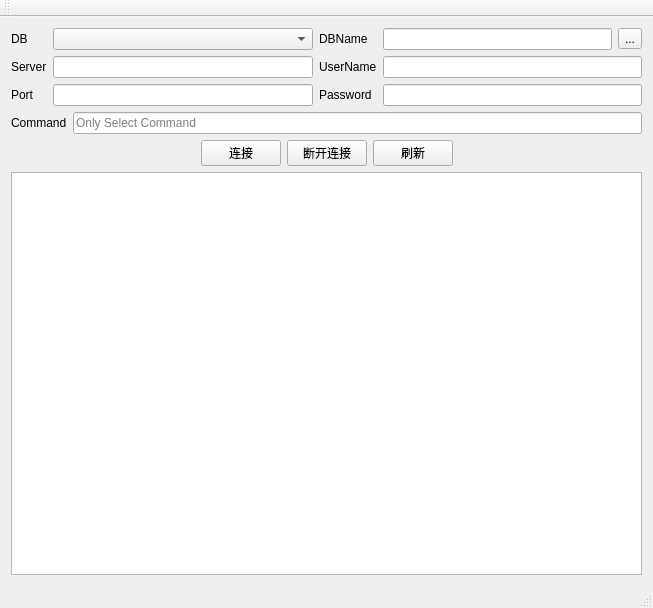
This is mainwindow.ui in LeisureLinux/QtSQLTest as Qt 5 draws it before an edit. The edited form follows.
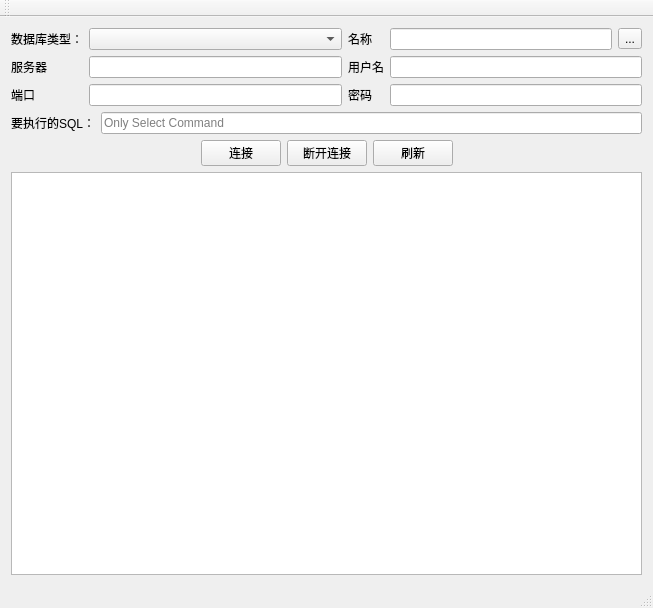
This is the edited form.

Patch:
```diff
--- a/mainwindow.ui
+++ b/mainwindow.ui
@@ -20,7 +20,7 @@
       <item row="0" column="0">
        <widget class="QLabel" name="label_3">
         <property name="text">
-         <string>DB</string>
+         <string>数据库类型：</string>
         </property>
        </widget>
       </item>
@@ -33,21 +33,21 @@
       <item row="0" column="2">
        <widget class="QLabel" name="label_4">
         <property name="text">
-         <string>DBName</string>
+         <string>名称</string>
         </property>
        </widget>
       </item>
       <item row="1" column="0">
        <widget class="QLabel" name="label_Server">
         <property name="text">
-         <string>Server</string>
+         <string>服务器</string>
         </property>
        </widget>
       </item>
       <item row="1" column="2">
        <widget class="QLabel" name="label_UserName">
         <property name="text">
-         <string>UserName</string>
+         <string>用户名</string>
         </property>
        </widget>
       </item>
@@ -57,7 +57,7 @@
       <item row="2" column="2">
        <widget class="QLabel" name="label_Password">
         <property name="text">
-         <string>Password</string>
+         <string>密码</string>
         </property>
        </widget>
       </item>
@@ -71,7 +71,7 @@
       <item row="2" column="0">
        <widget class="QLabel" name="label_Port">
         <property name="text">
-         <string>Port</string>
+         <string>端口</string>
         </property>
        </widget>
       </item>
@@ -164,7 +164,7 @@
       <item row="0" column="0">
        <widget class="QLabel" name="label">
         <property name="text">
-         <string>Command</string>
+         <string>要执行的SQL：</string>
         </property>
        </widget>
       </item>
```
Left out of the diff: 2 changed lines with no effect on the pictures.
